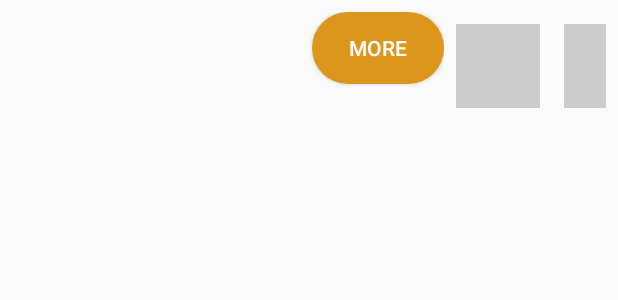
After one commit to ankush819/LavaMatra, an Android app: the layout category_list_layout.xml on its own in the app's theme, with its tools: preview values and no code run, on a phone screen of 412 x 824 dp. The commit adds this screen. Shown: the top 300 px of the screen. Run offline under Robolectric (Android 15) with nearby library versions, the phone set to English and light mode, and no system bars.

Commit message:
Image slider XML implemented

```diff
--- a/app/build.gradle
+++ b/app/build.gradle
@@ -36,6 +36,7 @@ dependencies {
     compile files('libs/picasso-2.4.0.jar')
     compile 'com.android.support.constraint:constraint-layout:1.0.2'
     compile 'com.google.firebase:firebase-auth:10.2.6'
+    compile 'me.relex:circleindicator:1.2.2@aar'
     testCompile 'junit:junit:4.12'
 
     //Firebase Realtime DB
--- a/app/src/main/java/org/iskcon/icc/lavamatra/MainActivity.java
+++ b/app/src/main/java/org/iskcon/icc/lavamatra/MainActivity.java
@@ -14,7 +14,6 @@ public class MainActivity extends AppCompatActivity {
     protected void onCreate(Bundle savedInstanceState) {
         super.onCreate(savedInstanceState);
         setContentView(R.layout.activity_main);
-        //TODO : Need to write classes for welcome screen and one time registration screen. The successive calls will be made from respective classes
         //TODO : Write a class which handles the menu for categories, that will be the home page.
         //TODO : Refactor this class to be the welcome screen class
         getSupportFragmentManager().beginTransaction()
--- a/app/src/main/res/layout/category_layout.xml
+++ b/app/src/main/res/layout/category_layout.xml
@@ -3,9 +3,9 @@
     android:layout_width="match_parent"
     android:layout_height="120dp"
     android:padding="15dp">
-    <!--
+
     grid items for RecyclerView
-    -->
+
     <ImageView
         android:id="@+id/categoryImage"
         android:layout_width="match_parent"
--- /dev/null
+++ b/app/src/main/res/layout/category_list_layout.xml
@@ -0,0 +1,46 @@
+<?xml version="1.0" encoding="utf-8"?>
+<LinearLayout xmlns:android="http://schemas.android.com/apk/res/android"
+    android:layout_width="wrap_content"
+    android:layout_height="match_parent"
+    android:orientation="horizontal"
+    android:padding="8dp">
+
+    <LinearLayout
+        android:layout_width="wrap_content"
+        android:layout_height="match_parent"
+        android:orientation="horizontal">
+
+        <TextView
+            android:id="@+id/categoryHeading"
+            android:layout_width="200dp"
+            android:layout_height="wrap_content" />
+
+        <Button
+            android:id="@+id/clickForMore"
+            android:layout_width="match_parent"
+            android:layout_height="wrap_content"
+            android:background="@drawable/rounded_button"
+            android:text="MORE"
+            android:textColor="@android:color/white" />
+    </LinearLayout>
+
+    <LinearLayout
+        android:layout_width="match_parent"
+        android:layout_height="wrap_content"
+        android:orientation="horizontal">
+
+        <ImageView
+            android:id="@+id/categoryImage1"
+            android:layout_width="56dp"
+            android:layout_height="56dp"
+            android:layout_margin="8dp"
+            android:background="#CCCCCC" />
+
+        <ImageView
+            android:id="@+id/categoryImage2"
+            android:layout_width="56dp"
+            android:layout_height="56dp"
+            android:layout_margin="8dp"
+            android:background="#CCCCCC" />
+    </LinearLayout>
+</LinearLayout>
```
Also changed, not shown: app/src/main/java/org/iskcon/icc/lavamatra/categories/DisplayCategoriesActivity.java (+66 -2 lines), app/src/main/java/org/iskcon/icc/lavamatra/categories/SliderAdapter.java (added, +55 -0 lines), app/src/main/java/org/iskcon/icc/lavamatra/categories/adapter/CategoryListAdapter.java (added, +77 -0 lines), app/src/main/java/org/iskcon/icc/lavamatra/categories/model/CategoryModel.java (added, +38 -0 lines), app/src/main/res/layout/activity_display_categories.xml (+37 -9 lines), app/src/main/res/layout/frame_slide_video.xml (added, +12 -0 lines).
